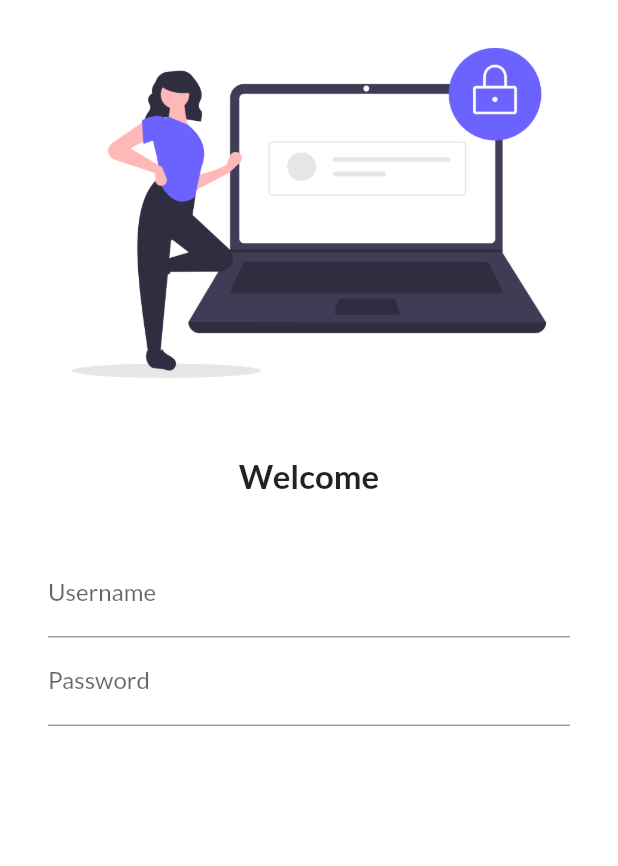
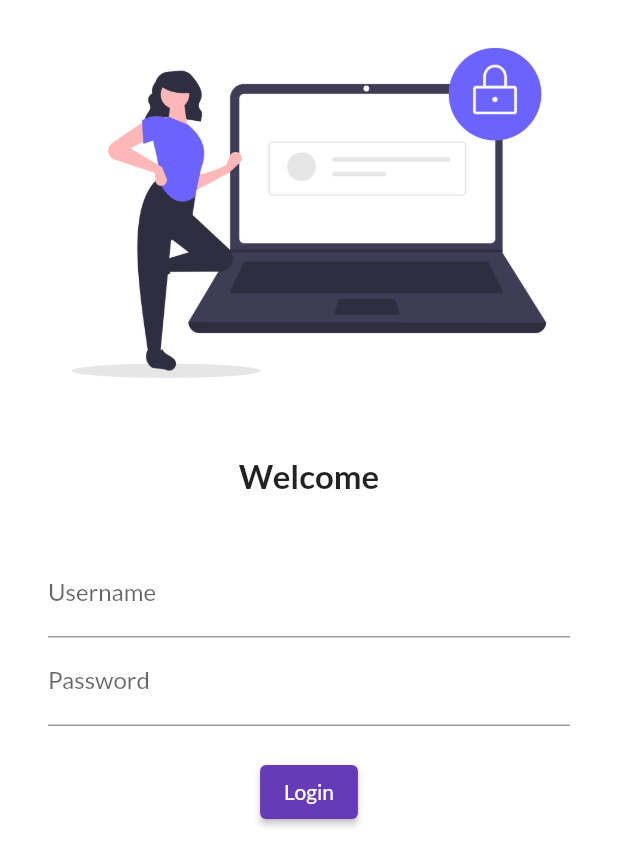
Before and after one commit to AyshChaudhary/test-flutter, a Flutter app: the screen it shows after launch, on a phone screen of 412 x 824 dp. Shown: the top 866 px of the screen. Run offline on Flutter 3.47's test engine with Material 2 defaults, Android fonts, the phone set to English and light mode, and no system bars; our stand-ins replace google_fonts.

Commit message:
login button

```diff
--- a/flutter_application_1/lib/pages/loginPage.dart
+++ b/flutter_application_1/lib/pages/loginPage.dart
@@ -40,6 +40,16 @@ class LOGINPAGE extends StatelessWidget {
                   decoration: InputDecoration(
                       hintText: "Enter Your Password", labelText: "Password"),
                 ),
+                SizedBox(
+                  height: 20.0,
+                ),
+                ElevatedButton(
+                  child: Text("Login"),
+                  style: TextButton.styleFrom(),
+                  onPressed: () {
+                    print("Hey Ayush");
+                  },
+                ),
               ],
             ),
           )
```
